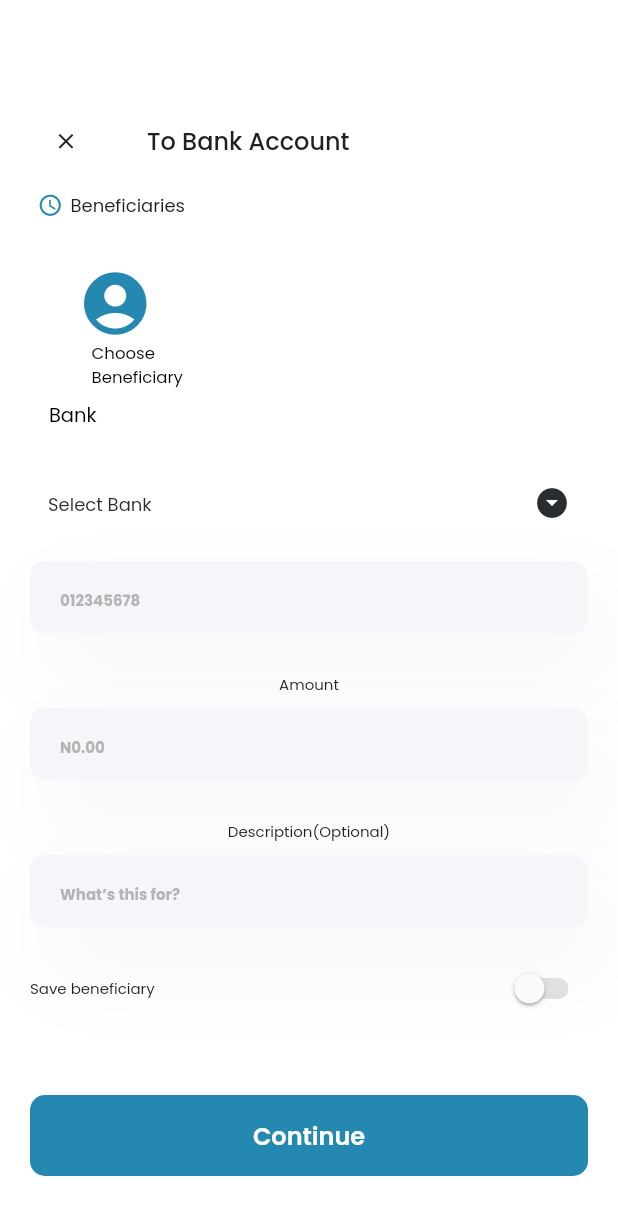
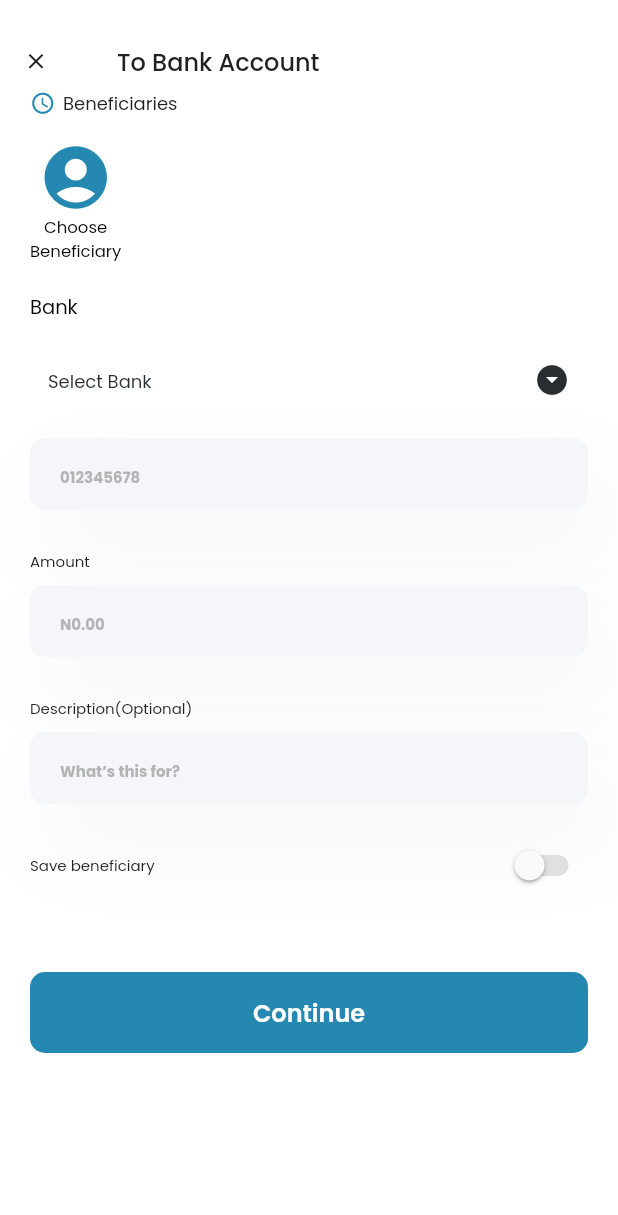
Before and after one commit to sholarrh/compact_pay, a Flutter app: the BankAccount screen opened directly, on a phone screen of 412 x 824 dp. Shown: the top 1215 px of the screen. Run offline on Flutter 3.47's test engine with Material 2 defaults, Android fonts, the phone set to English and light mode, and no system bars; our stand-ins replace google_fonts, grouped_list, pin_code_fields, timer_count_down; missing offline and left inert: email_otp.

Commit message:
New2 commit

```diff
--- a/lib/screens/Send Money/Send Money/bank_account.dart
+++ b/lib/screens/Send Money/Send Money/bank_account.dart
@@ -1,7 +1,3 @@
-import 'package:compact_pay/screens/Send%20Money/Send%20Money/select_bank.dart';
-import 'package:compact_pay/screens/add_money/ussd/select_bank.dart';
-import 'package:compact_pay/screens/auth/verification.dart';
-import 'package:compact_pay/screens/profile.dart';
 import 'package:compact_pay/utils/app_colors.dart';
 import 'package:compact_pay/widgets/my_button.dart';
 import 'package:compact_pay/widgets/my_text.dart';
@@ -11,9 +7,8 @@ import 'package:flutter/material.dart';
 import 'package:provider/provider.dart';
 
 import '../../../provider/provider.dart';
-import '../../../widgets/show_snackbar.dart';
 import '../../../widgets/validator.dart';
-import '../../add_money/request_money/add_amount.dart';
+import '../../add_money/ussd/select_bank.dart';
 
 
 class BankAccount extends StatefulWidget {
@@ -24,12 +19,14 @@ class BankAccount extends StatefulWidget {
 }
 
 class _BankAccountState extends State<BankAccount> {
+  // bool addMoney = false;
   bool isSwitched1 = false;
 
-  TextEditingController _accountnumber = TextEditingController();
-  TextEditingController _amount = TextEditingController();
-  TextEditingController _description = TextEditingController();
+  final TextEditingController _accountnumber = TextEditingController();
+  final TextEditingController _amount = TextEditingController();
+  final TextEditingController _description = TextEditingController();
   final formkey = GlobalKey<FormState>();
+
   @override
   Widget build(BuildContext context) {
     var data = Provider.of<ProviderClass>(context);
@@ -37,12 +34,11 @@ class _BankAccountState extends State<BankAccount> {
         backgroundColor: white,
         body: SingleChildScrollView(
             child: SafeArea(
-          child: Padding(
-            padding: const EdgeInsets.only(left: 20, right: 20),
-            child: Column(
-              children: [
+                child: Stack(children: [
                   Padding(
-                  padding: const EdgeInsets.only(top: 70,),
+                    padding: const EdgeInsets.only(
+                      top: 17,
+                    ),
                     child: Row(
                       mainAxisAlignment: MainAxisAlignment.start,
                       children: [
@@ -54,7 +50,9 @@ class _BankAccountState extends State<BankAccount> {
                             Navigator.pop(context);
                           },
                         ),
-                      const SizedBox(width: 30,),
+                        const SizedBox(
+                          width: 30,
+                        ),
                         MyText(
                           'To Bank Account',
                           fontSize: 16,
@@ -64,13 +62,15 @@ class _BankAccountState extends State<BankAccount> {
                       ],
                     ),
                   ),
-                SizedBox(height: 10),
                   Padding(
-                  padding: const EdgeInsets.only(left: 5, right: 10),
-                  child: Row(
+                      padding: const EdgeInsets.only(left: 20, right: 20, top: 60),
+                      child: Column(
+                        crossAxisAlignment: CrossAxisAlignment.start,
+                        children: [
+                          Row(
                             mainAxisAlignment: MainAxisAlignment.start,
                             children: [
-                      Icon(
+                              const Icon(
                                 Icons.watch_later_outlined,
                                 color: mainBlue,
                                 size: 17,
@@ -87,24 +87,25 @@ class _BankAccountState extends State<BankAccount> {
                               ),
                             ],
                           ),
-                ),
-                SizedBox(height: 16),
-                  Padding(
-                    padding: const EdgeInsets.only(top: 15, right: 304,left: 31.83),
-                    child: Icon(Icons.account_circle_sharp, size: 50, color: mainBlue),
-                  ),
-                Padding(
-                  padding: const EdgeInsets.only(right: 250.0, left: 21),
-                  child: MyText('Choose\nBeneficiary',
+                          const SizedBox(height: 15),
+                          Column(
+                            mainAxisAlignment: MainAxisAlignment.center,
+                            children: [
+                              const Icon(
+                                  Icons.account_circle_sharp, size: 50,
+                                  color: mainBlue),
+                              MyText('Choose\nBeneficiary',
+                                textAlign: TextAlign.center,
                                 fontSize: 11,
                                 fontWeight: FontWeight.w400,
                                 color: black,
-                    fontFamily: 'Poppins',
                               ),
+                            ],
                           ),
-                SizedBox(height: 8),
+
                           Padding(
-                  padding: const EdgeInsets.only(right: 315.0),
+                            padding: const EdgeInsets.only(
+                                top: 20, bottom: 8),
                             child: MyText(
                               'Bank',
                               fontSize: 13,
@@ -113,7 +114,6 @@ class _BankAccountState extends State<BankAccount> {
                               fontFamily: 'Poppins',
                             ),
                           ),
-                const SizedBox(height: 18),
 
                           TextFormField(
                             keyboardType: TextInputType.name,
@@ -124,18 +124,32 @@ class _BankAccountState extends State<BankAccount> {
                                 borderRadius: BorderRadius.circular(7),
                                 borderSide: BorderSide.none,
                               ),
-                    hintText: 'Select Bank ',
+                              hintText: data.bankName == null
+                                  ? 'Select Bank'
+                                  : '  ${data.bankName}',
                               hintStyle: const TextStyle(
                                 fontSize: 12,
                                 fontWeight: FontWeight.w400,
                                 color: close,
                               ),
-                    suffixIcon:  IconButton(
-                      icon: Icon(Icons.arrow_drop_down_circle), onPressed: () {
+                              prefixIcon: data.bankLogo != null
+                                  ? CircleAvatar(
+                                radius: 2,
+                                backgroundColor: mainBlue,
+                                backgroundImage: NetworkImage(
+                                    data.bankLogo!),
+                              )
+                                  : null,
+                              suffixIcon: IconButton(
+                                icon: const Icon(Icons
+                                    .arrow_drop_down_circle),
+                                onPressed: () {
                                   Navigator.push(
                                       context,
                                       MaterialPageRoute(
-                            builder: (context) => const SelectBank2()));
+                                          builder: (context) =>
+                                          const SelectBank(
+                                            addMoney: false,)));
                                 },
                               ),
                               suffixIconColor: close,
@@ -189,7 +203,8 @@ class _BankAccountState extends State<BankAccount> {
                           ),
                           SizedBox(height: 15),
                           Row(
-                  mainAxisAlignment: MainAxisAlignment.spaceBetween,
+                            mainAxisAlignment: MainAxisAlignment
+                                .spaceBetween,
                             children: [
                               MyText(
                                 'Save beneficiary',
@@ -234,6 +249,7 @@ class _BankAccountState extends State<BankAccount> {
 
 
                         ],
-            )))));
+                      )),
+                ]))));
   }
 }
```
Also changed, not shown: lib/main.dart (+4 -7 lines), lib/screens/change_pin.dart (+23 -33 lines). Lines whose indentation alone changed are shown as unchanged.
